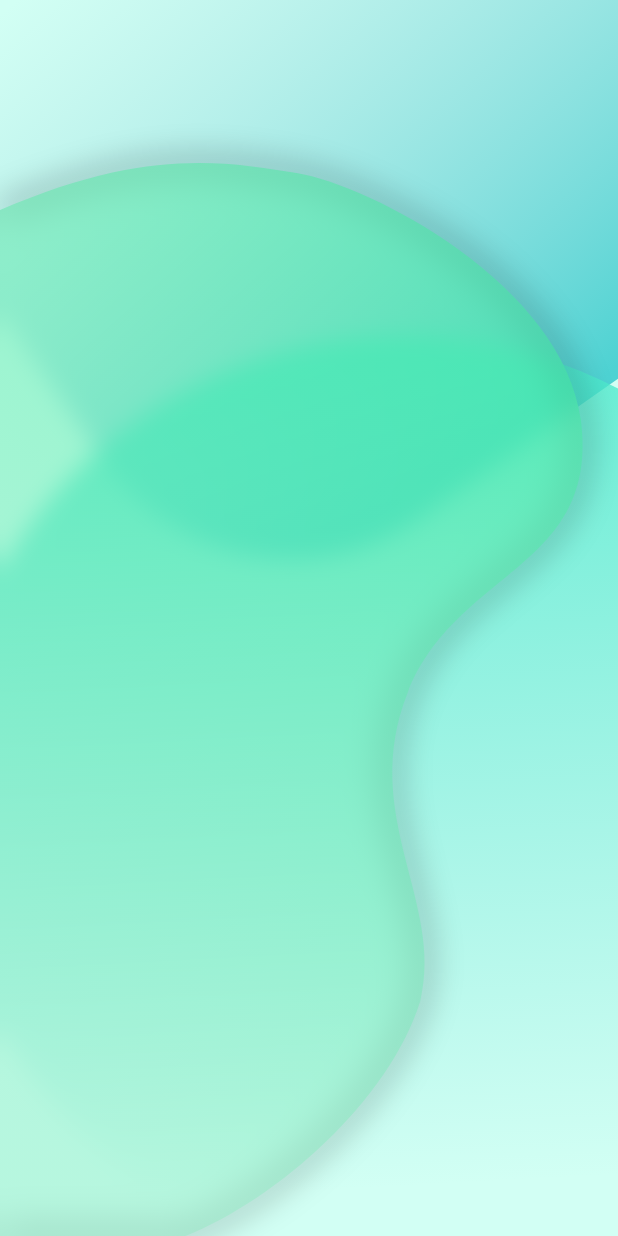
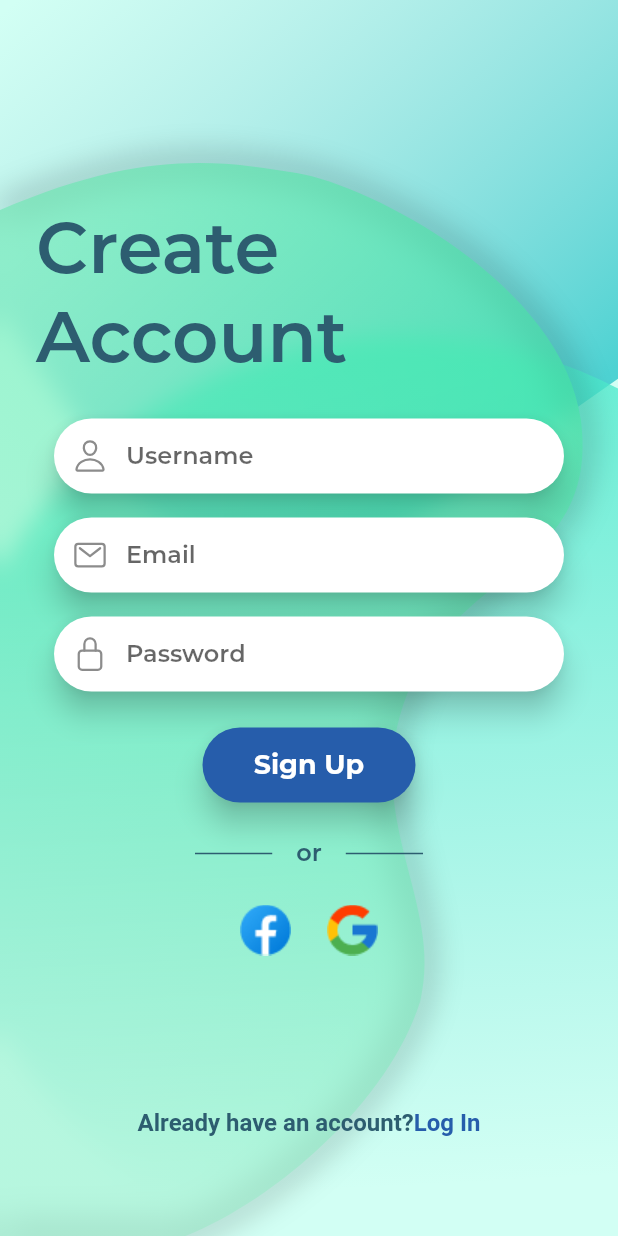
Before and after one commit to y0naa/familist, a Flutter app: the screen it shows after launch, on a phone screen of 412 x 824 dp. Run offline on Flutter 3.47's test engine with Material 2 defaults, Android fonts, the phone set to English and light mode, and no system bars; our stand-ins replace ionicons.

Commit message:
login animations

```diff
--- a/lib/main.dart
+++ b/lib/main.dart
@@ -16,7 +16,9 @@
       debugShowCheckedModeBanner: false,
       theme: ThemeData(
         scaffoldBackgroundColor: kBackgroundColor,
-        textTheme: Theme.of(context).textTheme.apply(bodyColor: kPrimaryColor),
+        textTheme: Theme.of(context)
+            .textTheme
+            .apply(bodyColor: kPrimaryColor, fontFamily: 'Montserrat'),
       ),
       home: const LoginPage(),
     );
--- /dev/null
+++ b/lib/pages/animations/change_screen_animation.dart
@@ -0,0 +1,138 @@
+import 'package:flutter/animation.dart';
+
+import '../components/login_content.dart';
+
+class ChangeScreenAnimation {
+  static late final AnimationController topTextController;
+  static late final Animation<Offset> topTextAnimation;
+
+  static late final AnimationController bottomTextController;
+  static late final Animation<Offset> bottomTextAnimation;
+
+  static final List<AnimationController> createAccountControllers = [];
+  static final List<Animation<Offset>> createAccountAnimations = [];
+
+  static final List<AnimationController> loginControllers = [];
+  static final List<Animation<Offset>> loginAnimations = [];
+
+  static var isPlaying = false;
+  static var currentScreen = Screens.createAccount;
+
+  static Animation<Offset> _createAnimation({
+    required Offset begin,
+    required Offset end,
+    required AnimationController parent,
+  }) {
+    return Tween(begin: begin, end: end).animate(
+      CurvedAnimation(parent: parent, curve: Curves.easeInOut),
+    );
+  }
+
+  static void initialize({
+    required TickerProvider vsync,
+    required int createAccountItems,
+    required int loginItems,
+  }) {
+    topTextController = AnimationController(
+      vsync: vsync,
+      duration: const Duration(milliseconds: 200),
+    );
+
+    topTextAnimation = _createAnimation(
+        begin: Offset.zero,
+        end: const Offset(-1.2, 0),
+        parent: topTextController);
+
+    bottomTextController = AnimationController(
+      vsync: vsync,
+      duration: const Duration(milliseconds: 200),
+    );
+
+    bottomTextAnimation = _createAnimation(
+        begin: Offset.zero,
+        end: const Offset(0, 1.7),
+        parent: bottomTextController);
+
+    for (var i = 0; i < createAccountItems; i++) {
+      createAccountControllers.add(
+        AnimationController(
+          vsync: vsync,
+          duration: const Duration(milliseconds: 200),
+        ),
+      );
+
+      createAccountAnimations.add(
+        _createAnimation(
+            begin: Offset.zero,
+            end: const Offset(-1, 0),
+            parent: createAccountControllers[i]),
+      );
+    }
+
+    for (var i = 0; i < loginItems; i++) {
+      loginControllers.add(
+        AnimationController(
+          vsync: vsync,
+          duration: const Duration(milliseconds: 200),
+        ),
+      );
+
+      loginAnimations.add(
+        _createAnimation(
+            begin: const Offset(1, 0),
+            end: Offset.zero,
+            parent: loginControllers[i]),
+      );
+    }
+  }
+
+  static void dispose() {
+    topTextController.dispose();
+    bottomTextController.dispose();
+
+    for (final controller in [
+      topTextController,
+      bottomTextController,
+      ...createAccountControllers,
+      ...loginControllers,
+    ]) {
+      controller.dispose();
+    }
+  }
+
+  static Future<void> forward() async {
+    isPlaying = true;
+    topTextController.forward();
+    await bottomTextController.forward();
+
+    for (final controller in [
+      ...createAccountControllers,
+      ...loginControllers
+    ]) {
+      controller.forward();
+      await Future.delayed(const Duration(milliseconds: 100));
+    }
+    await topTextController.reverse();
+    bottomTextController.reverse();
+
+    isPlaying = false;
+  }
+
+  static Future<void> reverse() async {
+    isPlaying = true;
+    topTextController.forward();
+    await bottomTextController.forward();
+
+    for (final controller in [
+      ...loginControllers.reversed,
+      ...createAccountControllers.reversed
+    ]) {
+      controller.reverse();
+      await Future.delayed(const Duration(milliseconds: 100));
+    }
+    await topTextController.reverse();
+    bottomTextController.reverse();
+
+    isPlaying = false;
+  }
+}
--- /dev/null
+++ b/lib/pages/components/bottom_text.dart
@@ -0,0 +1,79 @@
+import 'package:familist/pages/animations/change_screen_animation.dart';
+import 'package:familist/utils/constants.dart';
+import 'package:familist/utils/helper_functions.dart';
+import 'package:flutter/material.dart';
+
+import 'login_content.dart';
+
+class BottomText extends StatefulWidget {
+  const BottomText({super.key});
+
+  @override
+  State<BottomText> createState() => _BottomTextState();
+}
+
+class _BottomTextState extends State<BottomText> {
+  @override
+  void initState() {
+    ChangeScreenAnimation.bottomTextAnimation.addStatusListener(
+      (status) {
+        if (status == AnimationStatus.completed) {
+          setState(() {});
+        }
+      },
+    );
+    super.initState();
+  }
+
+  @override
+  Widget build(BuildContext context) {
+    return HelperFunctions.wrapWithAnimatedBuilder(
+      animation: ChangeScreenAnimation.bottomTextAnimation,
+      child: GestureDetector(
+        onTap: () {
+          if (!ChangeScreenAnimation.isPlaying) {
+            ChangeScreenAnimation.currentScreen == Screens.createAccount
+                ? ChangeScreenAnimation.forward()
+                : ChangeScreenAnimation.reverse();
+            ChangeScreenAnimation.currentScreen =
+                Screens.values[1 - ChangeScreenAnimation.currentScreen.index];
+          }
+        },
+        behavior: HitTestBehavior.opaque,
+        child: Padding(
+          padding: const EdgeInsets.all(16),
+          child: RichText(
+            text: TextSpan(
+              style: const TextStyle(
+                fontSize: 16,
+                fontFamily: 'Monstserrat',
+              ),
+              children: [
+                TextSpan(
+                  text: ChangeScreenAnimation.currentScreen ==
+                          Screens.createAccount
+                      ? 'Already have an account?'
+                      : 'Dont\'t have an account?',
+                  style: const TextStyle(
+                    color: kPrimaryColor,
+                    fontWeight: FontWeight.w600,
+                  ),
+                ),
+                TextSpan(
+                  text: ChangeScreenAnimation.currentScreen ==
+                          Screens.createAccount
+                      ? 'Log In'
+                      : 'Sign Up',
+                  style: const TextStyle(
+                    color: kSecondaryColor,
+                    fontWeight: FontWeight.bold,
+                  ),
+                ),
+              ],
+            ),
+          ),
+        ),
+      ),
+    );
+  }
+}
--- /dev/null
+++ b/lib/pages/components/login_content.dart
@@ -0,0 +1,222 @@
+import 'package:familist/pages/components/top_text.dart';
+import 'package:flutter/material.dart';
+import 'package:ionicons/ionicons.dart';
+
+import '../../utils/constants.dart';
+import '../../utils/helper_functions.dart';
+import '../animations/change_screen_animation.dart';
+import 'bottom_text.dart';
+
+enum Screens {
+  createAccount,
+  welcomeBack,
+}
+
+class LoginContent extends StatefulWidget {
+  const LoginContent({super.key});
+
+  @override
+  State<LoginContent> createState() => _LoginContentState();
+}
+
+class _LoginContentState extends State<LoginContent>
+    with TickerProviderStateMixin {
+  late final List<Widget> createAccountContent;
+  late final List<Widget> loginContent;
+  Widget inputField(String hint, IconData iconData) {
+    return Padding(
+      padding: const EdgeInsets.symmetric(horizontal: 36, vertical: 8),
+      child: SizedBox(
+        height: 50,
+        child: Material(
+          elevation: 8,
+          shadowColor: Colors.black87,
+          color: Colors.transparent,
+          borderRadius: BorderRadius.circular(30),
+          child: TextField(
+            textAlignVertical: TextAlignVertical.bottom,
+            decoration: InputDecoration(
+              border: OutlineInputBorder(
+                borderRadius: BorderRadius.circular(30),
+                borderSide: BorderSide.none,
+              ),
+              filled: true,
+              fillColor: Colors.white,
+              hintText: hint,
+              prefixIcon: Icon(iconData),
+            ),
+          ),
+        ),
+      ),
+    );
+  }
+
+  Widget loginButton(String title) {
+    return Padding(
+      padding: const EdgeInsets.symmetric(horizontal: 135, vertical: 16),
+      child: ElevatedButton(
+        onPressed: () {},
+        style: ElevatedButton.styleFrom(
+          padding: const EdgeInsets.symmetric(vertical: 14),
+          shape: const StadiumBorder(),
+          backgroundColor: kSecondaryColor,
+          elevation: 8,
+          shadowColor: Colors.black87,
+        ),
+        child: Text(
+          title,
+          style: const TextStyle(
+            fontSize: 18,
+            fontWeight: FontWeight.bold,
+          ),
+        ),
+      ),
+    );
+  }
+
+  Widget orDivider() {
+    return Padding(
+      padding: const EdgeInsets.symmetric(horizontal: 130, vertical: 8),
+      child: Row(
+        children: [
+          Flexible(
+            child: Container(
+              height: 1,
+              color: kPrimaryColor,
+            ),
+          ),
+          const Padding(
+            padding: EdgeInsets.symmetric(horizontal: 16),
+            child: Text(
+              'or',
+              style: TextStyle(
+                fontSize: 16,
+                fontWeight: FontWeight.w600,
+              ),
+            ),
+          ),
+          Flexible(
+            child: Container(
+              height: 1,
+              color: kPrimaryColor,
+            ),
+          ),
+        ],
+      ),
+    );
+  }
+
+  Widget logos() {
+    return Padding(
+      padding: const EdgeInsets.symmetric(vertical: 16),
+      child: Row(
+        mainAxisAlignment: MainAxisAlignment.center,
+        children: [
+          Image.asset('assets/images/facebook.png'),
+          const SizedBox(width: 24),
+          Image.asset('assets/images/google.png'),
+        ],
+      ),
+    );
+  }
+
+  Widget forgotPassword() {
+    return Padding(
+      padding: const EdgeInsets.symmetric(horizontal: 110),
+      child: TextButton(
+        onPressed: () {},
+        child: const Text(
+          'Forgot Password?',
+          style: TextStyle(
+            fontSize: 16,
+            fontWeight: FontWeight.w600,
+            color: kSecondaryColor,
+          ),
+        ),
+      ),
+    );
+  }
+
+  @override
+  void initState() {
+    createAccountContent = [
+      inputField('Username', Ionicons.person_outline),
+      inputField('Email', Ionicons.mail_outline),
+      inputField('Password', Ionicons.lock_closed_outline),
+      loginButton('Sign Up'),
+      orDivider(),
+      logos(),
+    ];
+
+    loginContent = [
+      inputField('Email', Ionicons.mail_outline),
+      inputField('Password', Ionicons.lock_closed_outline),
+      loginButton('Login'),
+      forgotPassword(),
+    ];
+    ChangeScreenAnimation.initialize(
+      vsync: this,
+      createAccountItems: createAccountContent.length,
+      loginItems: loginContent.length,
+    );
+
+    for (var i = 0; i < createAccountContent.length; i++) {
+      createAccountContent[i] = HelperFunctions.wrapWithAnimatedBuilder(
+        animation: ChangeScreenAnimation.createAccountAnimations[i],
+        child: createAccountContent[i],
+      );
+    }
+
+    for (var i = 0; i < loginContent.length; i++) {
+      loginContent[i] = HelperFunctions.wrapWithAnimatedBuilder(
+        animation: ChangeScreenAnimation.loginAnimations[i],
+        child: loginContent[i],
+      );
+    }
+    super.initState();
+  }
+
+  @override
+  void dispose() {
+    ChangeScreenAnimation.dispose();
+    super.dispose();
+  }
+
+  @override
+  Widget build(BuildContext context) {
+    const currentScreen = Screens.createAccount;
+    return Stack(
+      children: [
+        const Positioned(
+          top: 136,
+          left: 24,
+          child: TopText(),
+        ),
+        Padding(
+          padding: const EdgeInsets.only(top: 100),
+          child: Stack(
+            children: [
+              Column(
+                mainAxisAlignment: MainAxisAlignment.center,
+                crossAxisAlignment: CrossAxisAlignment.stretch,
+                children: createAccountContent,
+              ),
+              Column(
+                mainAxisAlignment: MainAxisAlignment.center,
+                crossAxisAlignment: CrossAxisAlignment.stretch,
+                children: loginContent,
+              ),
+            ],
+          ),
+        ),
+        const Align(
+          alignment: Alignment.bottomCenter,
+          child: Padding(
+            padding: EdgeInsets.only(bottom: 50),
+            child: BottomText(),
+          ),
+        ),
+      ],
+    );
+  }
+}
--- /dev/null
+++ b/lib/pages/components/top_text.dart
@@ -0,0 +1,40 @@
+import 'package:familist/utils/helper_functions.dart';
+import 'package:flutter/material.dart';
+
+import '../animations/change_screen_animation.dart';
+import 'login_content.dart';
+
+class TopText extends StatefulWidget {
+  const TopText({super.key});
+
+  @override
+  State<TopText> createState() => _TopTextState();
+}
+
+class _TopTextState extends State<TopText> {
+  @override
+  void initState() {
+    ChangeScreenAnimation.topTextAnimation.addStatusListener((status) {
+      if (status == AnimationStatus.completed) {
+        setState(() {});
+      }
+    });
+    super.initState();
+  }
+
+  @override
+  Widget build(BuildContext context) {
+    return HelperFunctions.wrapWithAnimatedBuilder(
+      animation: ChangeScreenAnimation.topTextAnimation,
+      child: Text(
+        ChangeScreenAnimation.currentScreen == Screens.createAccount
+            ? 'Create\nAccount'
+            : 'Welcome\nBack',
+        style: const TextStyle(
+          fontSize: 48,
+          fontWeight: FontWeight.w600,
+        ),
+      ),
+    );
+  }
+}
--- a/lib/pages/login_page.dart
+++ b/lib/pages/login_page.dart
@@ -1,7 +1,8 @@
 import 'package:flutter/material.dart';
 import 'dart:math' as math;
 
-import 'center-widget/center_widget.dart';
+import 'components/center-widget/center_widget.dart';
+import 'components/login_content.dart';
 
 class LoginPage extends StatefulWidget {
   const LoginPage({super.key});
@@ -67,6 +68,7 @@
             child: bottomWidget(screenSize.width),
           ),
           CenterWidget(size: screenSize),
+          const LoginContent(),
         ],
       ),
     );
--- /dev/null
+++ b/lib/utils/helper_functions.dart
@@ -0,0 +1,16 @@
+import 'package:flutter/material.dart';
+
+class HelperFunctions {
+  static Widget wrapWithAnimatedBuilder({
+    required Animation<Offset> animation,
+    required Widget child,
+  }) {
+    return AnimatedBuilder(
+      animation: animation,
+      builder: (_, __) => FractionalTranslation(
+        translation: animation.value,
+        child: child,
+      ),
+    );
+  }
+}
--- a/pubspec.yaml
+++ b/pubspec.yaml
@@ -32,6 +32,8 @@
   flutter:
     sdk: flutter
   ionicons: ^0.2.1
+  go_router: ^4.5.0
+  url_strategy:
 
 
   # The following adds the Cupertino Icons font to your application.
```
Also changed, not shown: lib/pages/components/center-widget/center_widget.dart (renamed from lib/pages/center-widget/center_widget.dart), lib/pages/components/center-widget/center_widget_clipper.dart (renamed from lib/pages/center-widget/center_widget_clipper.dart), lib/pages/components/center-widget/center_widget_painter.dart (renamed from lib/pages/center-widget/center_widget_painter.dart), pubspec.lock.
